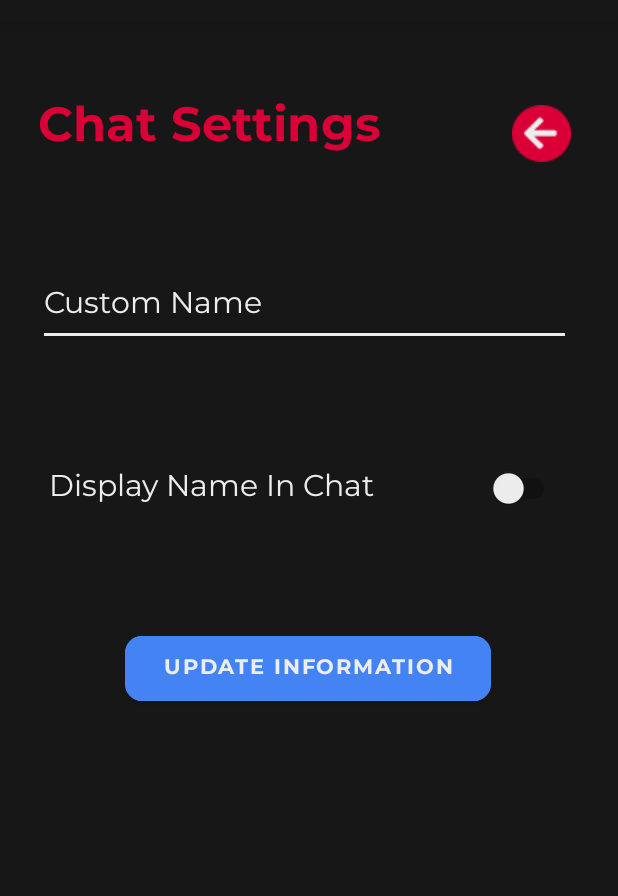
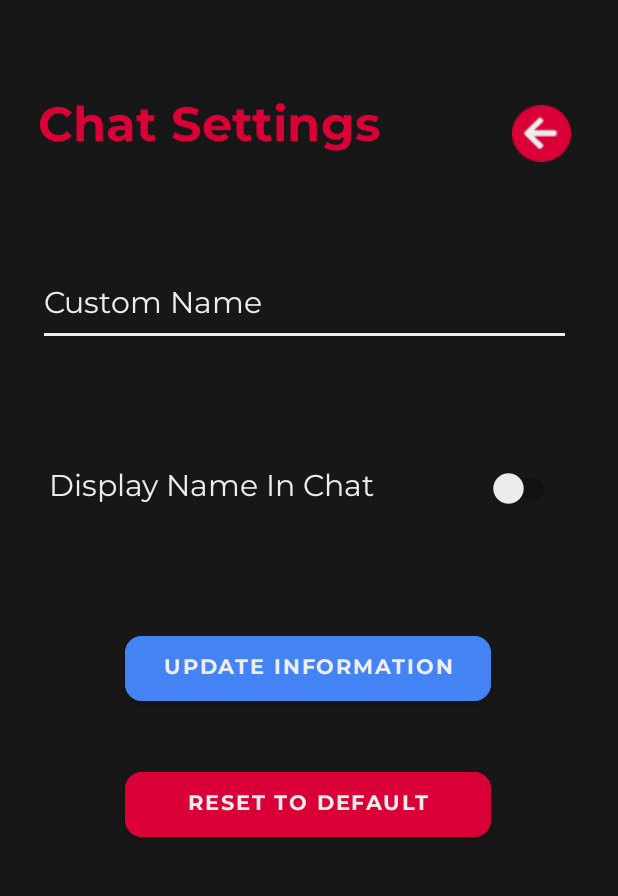
Before and after one commit to AzharMoosa/fitness-guide, an Android app: the ChatSettings screen opened directly, with no data from a screen before it, on a phone screen of 412 x 824 dp, the part 62-958 px from its top. Run offline under Robolectric (Android 15) with nearby library versions, the phone set to English and light mode, and no system bars; network calls fail; 1 statement that could not run was skipped.

Commit message:
Chat Works With Chat Settings

```diff
--- a/app/src/main/java/com/example/fitnessapp/settings/ChatSettings.java
+++ b/app/src/main/java/com/example/fitnessapp/settings/ChatSettings.java
@@ -24,6 +24,7 @@ public class ChatSettings extends AppCompatActivity {
   private ChatInfo info;
   private String settingsID;
   private EditText customName;
+
   @SuppressLint("UseSwitchCompatOrMaterialCode")
   private Switch displayName;
 
@@ -63,13 +64,14 @@ public class ChatSettings extends AppCompatActivity {
     displayName.setChecked(info.getIsVisible());
   }
 
-  public void updateChatSettings(View v) {
+  public void resetToDefault(View v) {
     ChatInfo updatedInfo = new ChatInfo();
-    updatedInfo.setCustomName(customName.getText().toString());
-    updatedInfo.setIsVisible(displayName.isChecked());
+    updatedInfo.setCustomName(null);
+    updatedInfo.setIsVisible(true);
 
     ApiUtilities.getApiInterface()
-        .updateChatSettings(getToken(this), updatedInfo, settingsID).enqueue(
+        .updateChatSettings(getToken(this), updatedInfo, settingsID)
+        .enqueue(
             new Callback<SettingsData>() {
               @Override
               public void onResponse(Call<SettingsData> call, Response<SettingsData> response) {
@@ -81,10 +83,30 @@ public class ChatSettings extends AppCompatActivity {
               }
 
               @Override
-          public void onFailure(Call<SettingsData> call, Throwable t) {
-
-          }
+              public void onFailure(Call<SettingsData> call, Throwable t) {}
             });
   }
 
+  public void updateChatSettings(View v) {
+    ChatInfo updatedInfo = new ChatInfo();
+    updatedInfo.setCustomName(customName.getText().toString());
+    updatedInfo.setIsVisible(displayName.isChecked());
+
+    ApiUtilities.getApiInterface()
+        .updateChatSettings(getToken(this), updatedInfo, settingsID)
+        .enqueue(
+            new Callback<SettingsData>() {
+              @Override
+              public void onResponse(Call<SettingsData> call, Response<SettingsData> response) {
+                if (response.body() != null) {
+                  info = response.body().getChatSettings();
+                  customName.setText(info.getCustomName());
+                  displayName.setChecked(info.getIsVisible());
                 }
+              }
+
+              @Override
+              public void onFailure(Call<SettingsData> call, Throwable t) {}
+            });
+  }
+}
--- a/app/src/main/res/layout/activity_chat_settings.xml
+++ b/app/src/main/res/layout/activity_chat_settings.xml
@@ -23,6 +23,22 @@
     app:layout_constraintStart_toStartOf="parent"
     app:layout_constraintTop_toTopOf="parent"
     app:layout_constraintVertical_bias="0.566" />
+  <Button
+    android:id="@+id/update_user_btn4"
+    android:layout_width="244dp"
+    android:layout_height="55dp"
+    android:backgroundTint="@color/red"
+    android:fontFamily="@font/montserrat_bold"
+    android:onClick="resetToDefault"
+    android:text="Reset To Default"
+    android:textColor="@color/primary_text"
+    app:cornerRadius="11dp"
+    app:layout_constraintBottom_toBottomOf="parent"
+    app:layout_constraintEnd_toEndOf="parent"
+    app:layout_constraintHorizontal_bias="0.497"
+    app:layout_constraintStart_toStartOf="parent"
+    app:layout_constraintTop_toTopOf="parent"
+    app:layout_constraintVertical_bias="0.693" />
   <EditText
     android:id="@+id/custom_name"
     android:layout_width="355dp"
@@ -31,7 +47,7 @@
     android:ems="10"
     android:fontFamily="@font/montserrat"
     android:hint="Custom Name"
-    android:inputType="textPersonName"
+    android:inputType="textNoSuggestions"
     android:textColor="@color/primary_text"
     android:textColorHint="@color/primary_text"
     android:textSize="20sp"
```
Also changed, not shown: app/src/main/java/com/example/fitnessapp/chat/ChatRoom.java (+36 -1 lines). Lines whose indentation alone changed are shown as unchanged.
